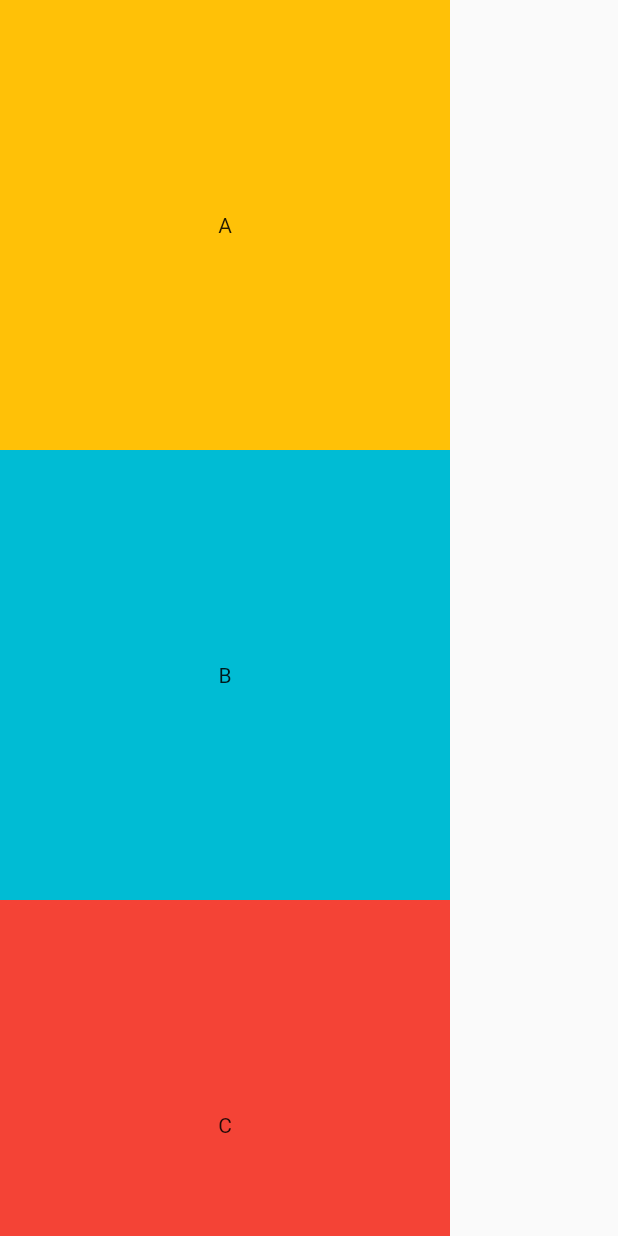
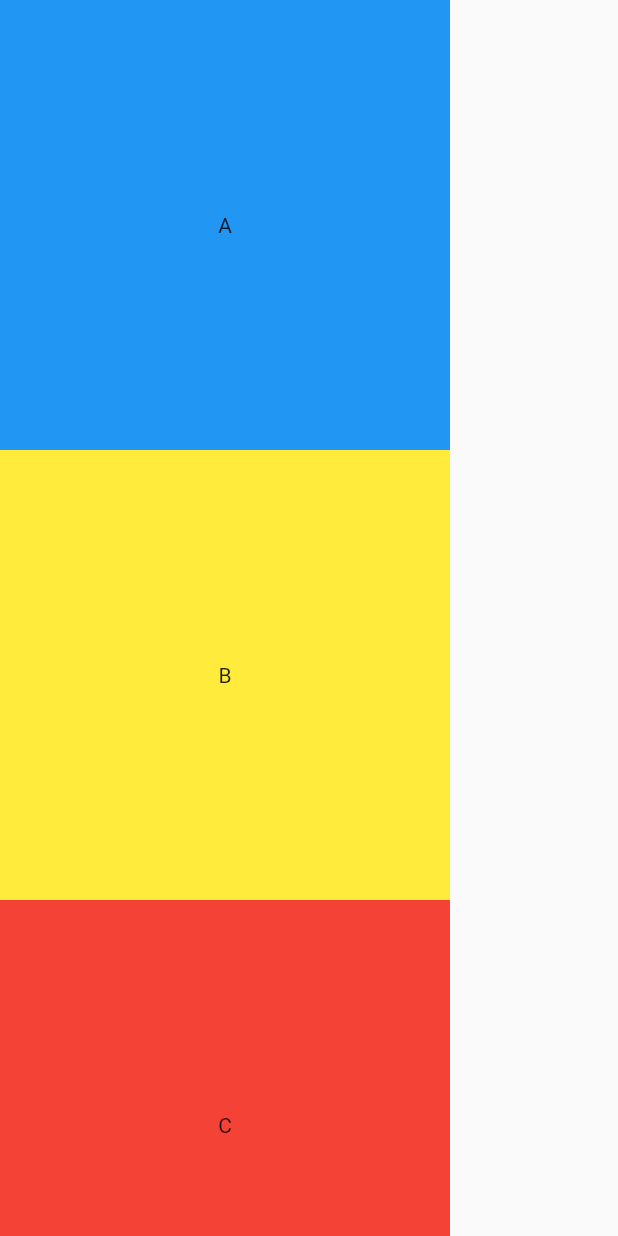
Before and after one commit to club-flutter-blaga/ugly_text, a Flutter app: the ContainerPage screen opened directly, on a phone screen of 412 x 824 dp. Run offline on Flutter 3.47's test engine with Material 3 defaults, Android fonts, the phone set to English and light mode, and no system bars; missing offline and left inert: storybook_flutter.

Commit message:
update start code

```diff
--- a/lib/pages/container_page.dart
+++ b/lib/pages/container_page.dart
@@ -13,13 +13,13 @@ class ContainerPage extends StatelessWidget {
             Container(
               height: 300,
               width: 300,
-              color: Colors.amber,
+              color: Colors.blue,
               child: const Center(child: Text('A')),
             ),
             Container(
               height: 300,
               width: 300,
-              color: Colors.cyan,
+              color: Colors.yellow,
               child: const Center(child: Text('B')),
             ),
             Container(
```
